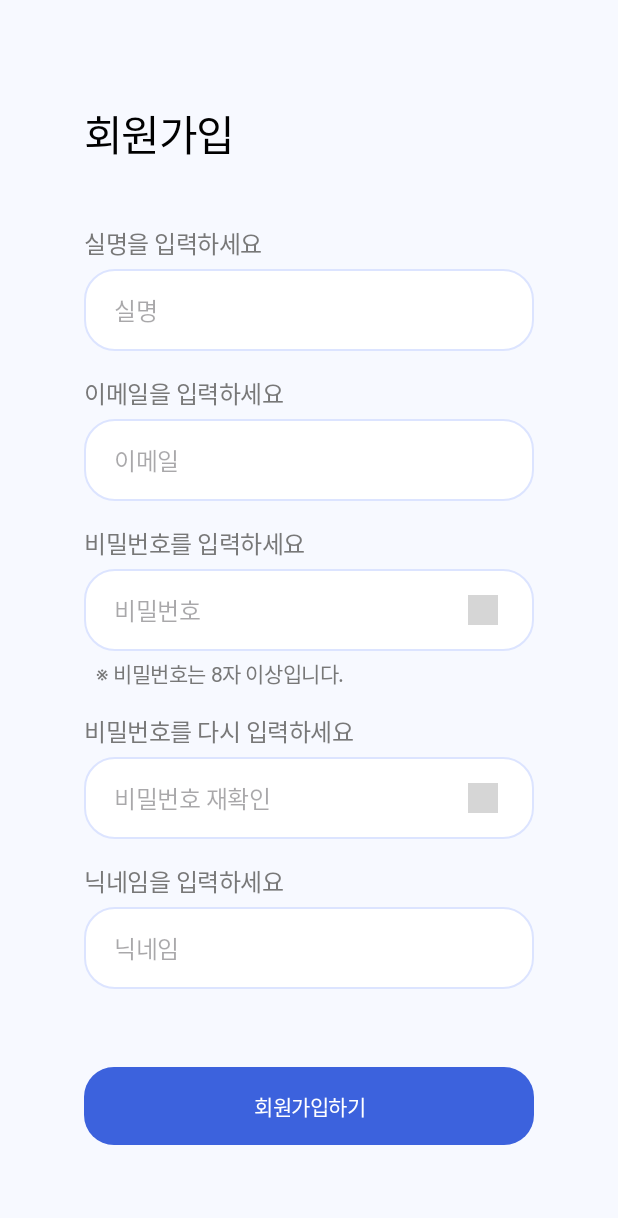
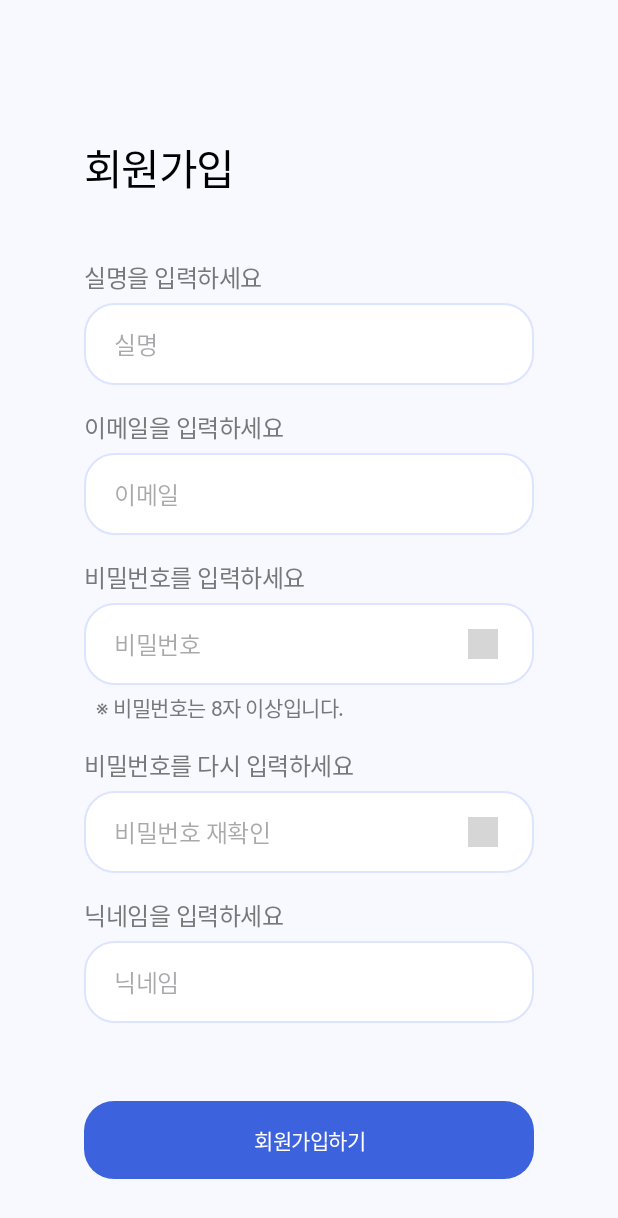
Before and after one commit to JumboEgg/LearnAuth, an Android app: the JoinActivity screen opened directly, with no data from a screen before it, on a phone screen of 412 x 824 dp. Shown: the top 1218 px of the screen. Run offline under Robolectric (Android 15) with nearby library versions, the phone set to English and light mode, and no system bars; libraries missing offline, so code that uses them is left out: org.web3j.crypto; Roboto replaces fonts that are not available here; grey boxes are pictures that could not be loaded.

```diff
--- a/Android/app/src/main/java/com/example/second_project/viewmodel/SearchViewModel.kt
+++ b/Android/app/src/main/java/com/example/second_project/viewmodel/SearchViewModel.kt
@@ -42,7 +42,7 @@ class SearchViewModel : ViewModel() {
         currentLecturePage = 1
         isLectureLoading = false
         isLectureLastPage = false
-//        _lectures.value = emptyList()
+        _lectures.value = emptyList()
 
         Log.d(TAG, "강의 목록 초기화됨")
     }
--- a/Android/app/src/main/res/layout/activity_join.xml
+++ b/Android/app/src/main/res/layout/activity_join.xml
@@ -9,12 +9,13 @@
 
     <ScrollView
         android:id="@+id/scrollView"
-        android:layout_width="0dp"
-        android:layout_height="0dp"
+        android:layout_width="match_parent"
+        android:layout_height="wrap_content"
         app:layout_constraintBottom_toBottomOf="parent"
         app:layout_constraintEnd_toEndOf="parent"
         app:layout_constraintStart_toStartOf="parent"
-        app:layout_constraintTop_toTopOf="parent">
+        app:layout_constraintTop_toTopOf="parent"
+        android:fillViewport="true">
 
         <LinearLayout
             android:id="@+id/joinFormLayout"
```
